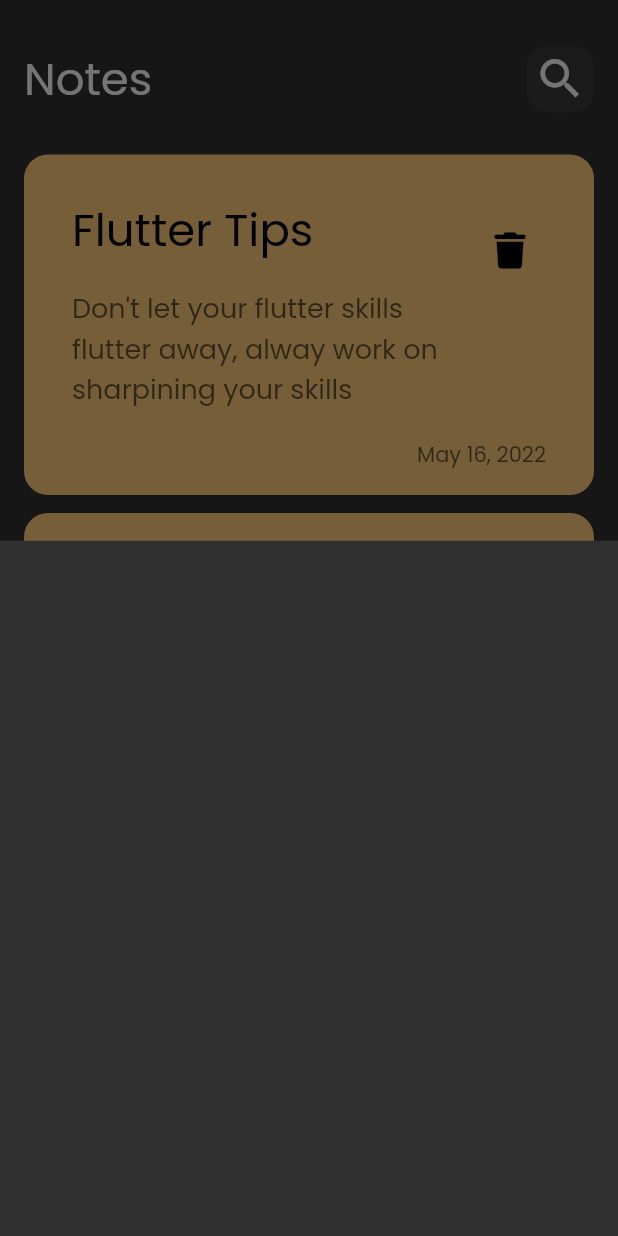
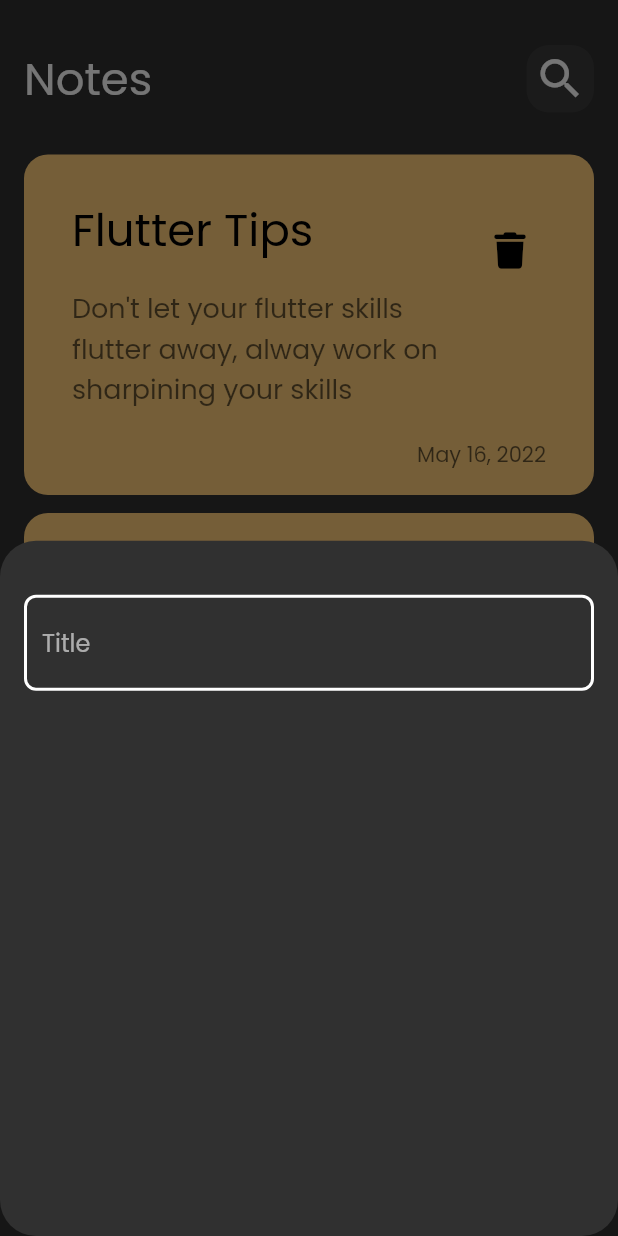
Before and after one commit to Louay-Sallakho/notes_app, a Flutter app: the screen it shows after launch, after a tap on the "add" icon, on a phone screen of 412 x 824 dp. Run offline on Flutter 3.47's test engine with Material 2 defaults, Android fonts, the phone set to English and light mode, and no system bars; our stand-ins replace font_awesome_flutter.

Commit message:
Created Custom Text File with some decorations

```diff
--- /dev/null
+++ b/lib/constants.dart
@@ -0,0 +1,3 @@
+import 'package:flutter/material.dart';
+
+const kPrimaryColor = Color(0xff62fcd7);
--- a/lib/views/notes_view.dart
+++ b/lib/views/notes_view.dart
@@ -11,6 +11,8 @@ class NotesView extends StatelessWidget {
         floatingActionButton: FloatingActionButton(
           onPressed: () {
             showModalBottomSheet(
+                shape: RoundedRectangleBorder(
+                    borderRadius: BorderRadius.circular(24)),
                 context: context,
                 builder: (context) {
                   return const AddNoteBottomSheet();
--- a/lib/views/widgets/add_note_bottom_sheet.dart
+++ b/lib/views/widgets/add_note_bottom_sheet.dart
@@ -1,12 +1,22 @@
+import 'package:flutter/material.dart';
 
-
-import 'package:flutter/cupertino.dart';
+import 'custom_text_field.dart';
 
 class AddNoteBottomSheet extends StatelessWidget {
   const AddNoteBottomSheet({super.key});
 
   @override
   Widget build(BuildContext context) {
-    return Container();
+    return Padding(
+      padding: const EdgeInsets.all(16),
+      child: Column(
+        children: const [
+          SizedBox(
+            height: 20,
+          ),
+          CustomTextField(),
+        ],
+      ),
+    );
   }
 }
--- /dev/null
+++ b/lib/views/widgets/custom_text_field.dart
@@ -0,0 +1,30 @@
+
+
+import 'package:flutter/material.dart';
+
+import '../../constants.dart';
+
+class CustomTextField extends StatelessWidget {
+  const CustomTextField({super.key});
+
+  @override
+  Widget build(BuildContext context) {
+    return TextField(
+      decoration: InputDecoration(
+          hintText: 'Title',
+          border: buildBorder(),
+          focusedBorder: buildBorder(color: kPrimaryColor),
+          enabledBorder: buildBorder()),
+    );
+  }
+
+  OutlineInputBorder buildBorder({Color? color}) {
+    return OutlineInputBorder(
+      borderRadius: BorderRadius.circular(8),
+      borderSide: BorderSide(
+        width: 2,
+        color: color ?? Colors.white,
+      ),
+    );
+  }
+}
```
